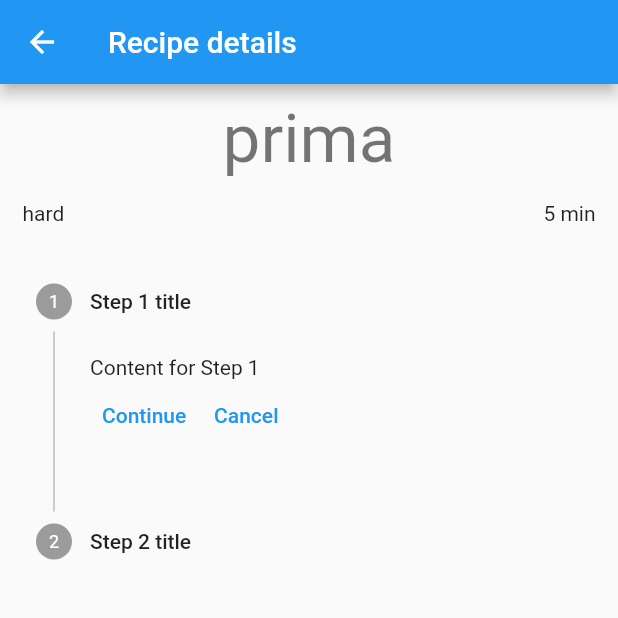
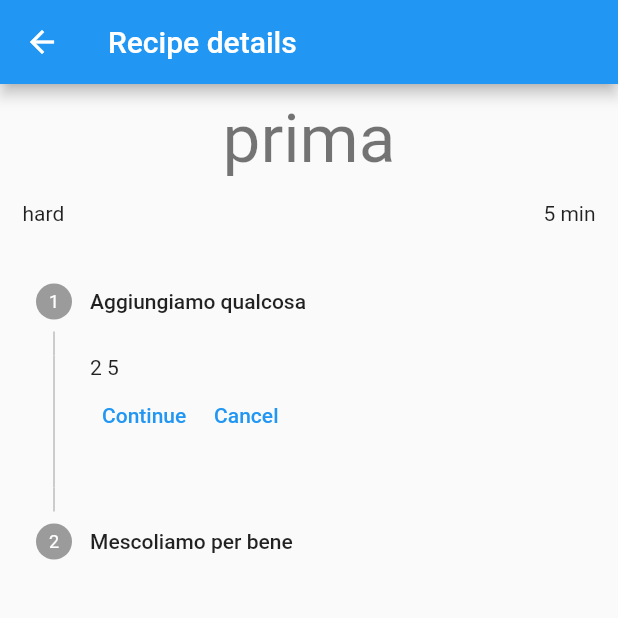
Before and after one commit to ict-fitflow/app, a Flutter app: the RecipePage screen opened directly with sample values from the repository, on a phone screen of 412 x 824 dp, the top half of it. Run offline on Flutter 3.47's test engine with Material 2 defaults, Android fonts, the light colour scheme and no system bars; our stand-ins replace fl_chart; missing offline and left inert: flutter_picker; network calls fail.

Commit message:
feat(recipe): show mock steps

```diff
--- a/lib/class/step.dart
+++ b/lib/class/step.dart
@@ -2,9 +2,10 @@ import 'package:fitflow/class/pouring_config.dart';
 
 class Step {
 
+  String name;
+  String description;
   PouringConfig? pour;
-  String description;
 
-  Step(this.description, this.pour);
+  Step(this.name, this.description, this.pour);
 
 }
--- a/lib/mocks/recipe.dart
+++ b/lib/mocks/recipe.dart
@@ -6,8 +6,8 @@ final List<Recipe> recipes = [
   Recipe(
       "prima", RecipeDifficulty.hard, 5,
       [
-        Step("Aggiungiamo qualcosa", PouringConfig(5, 2)),
-        Step("Mescoliamo per bene", null)
+        Step("Aggiungiamo qualcosa", "bla bla bal", PouringConfig(5, 2)),
+        Step("Mescoliamo per bene", "bla", null)
       ]
   ),
 ];
--- a/lib/ui/pages/recipe.dart
+++ b/lib/ui/pages/recipe.dart
@@ -1,3 +1,5 @@
+import 'dart:js_interop';
+
 import 'package:fitflow/class/recipe.dart';
 import 'package:flutter/material.dart';
 
@@ -72,22 +74,38 @@ class _RecipePageState extends State<RecipePage> {
                 // _index = index;
               });
             },
-            steps: <Step>[
-              Step(
-                title: const Text('Step 1 title'),
-                content: Container(
-                  alignment: Alignment.centerLeft,
-                  child: const Text('Content for Step 1')
-                ),
-              ),
-              Step(
-                title: const Text('Step 2 title'),
+            steps: widget.recipe.steps.map((step) {
+              late Widget content;
+              if (step.pour != null) {
+                content = Text("${step.pour!.what} ${step.pour!.quantity}");
+              }
+              else {
+                content = Text('nothing to show');
+              }
+              return Step(
+                title: Text(step.name),
                 content: Container(
                     alignment: Alignment.centerLeft,
-                    child: const Text('Content for Step 2')
-                ),
-              ),
-            ],
+                    child: content
+                )
+              );
+            }).toList()
+            // <Step>[
+            //   Step(
+            //     title: const Text('Step 1 title'),
+            //     content: Container(
+            //       alignment: Alignment.centerLeft,
+            //       child: const Text('Content for Step 1')
+            //     ),
+            //   ),
+            //   Step(
+            //     title: const Text('Step 2 title'),
+            //     content: Container(
+            //         alignment: Alignment.centerLeft,
+            //         child: const Text('Content for Step 2')
+            //     ),
+            //   ),
+            // ],
           ),
         ],
       ),
```
Also changed, not shown: 3 other files.
